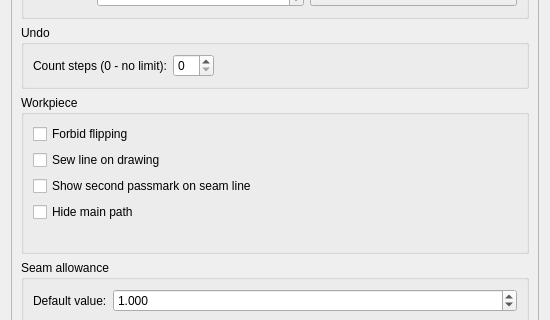
Before: the Qt Designer form src/app/ostara/dialogs/configpages/preferencespatternpage.ui in equinox-patterns/Ostara, drawn with Qt 5; both pictures show x 0 to 550 and y 147 to 467 of the 550 by 979 pixel window.
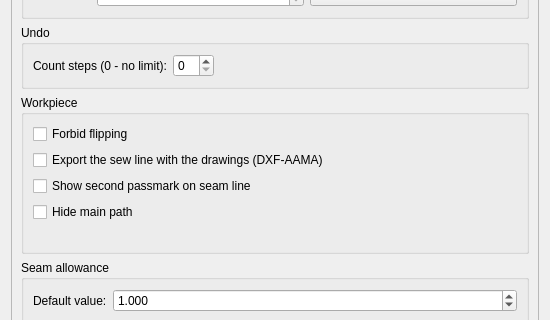
After: the same form once the commit is applied.

Commit message: Details: pattern-seeded DXF sew line, and removal of built-in seam allowance

The edit to the form file:
```diff
--- a/src/app/ostara/dialogs/configpages/preferencespatternpage.ui
+++ b/src/app/ostara/dialogs/configpages/preferencespatternpage.ui
@@ -216,7 +216,7 @@
              <string>By default export to DXF-AAMA sew line on Draw layer for all new created workpieces</string>
             </property>
             <property name="text">
-             <string>Sew line on drawing</string>
+             <string>Export the sew line with the drawings (DXF-AAMA)</string>
             </property>
            </widget>
           </item>
```
The commit also changes 39 other files.
